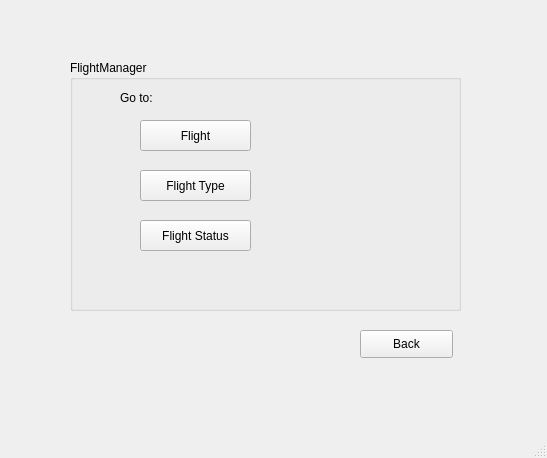
The window that FlightManager.ui (Muneeba-Badar/DB-Final-Project) describes before a commit, drawn with Qt 5.
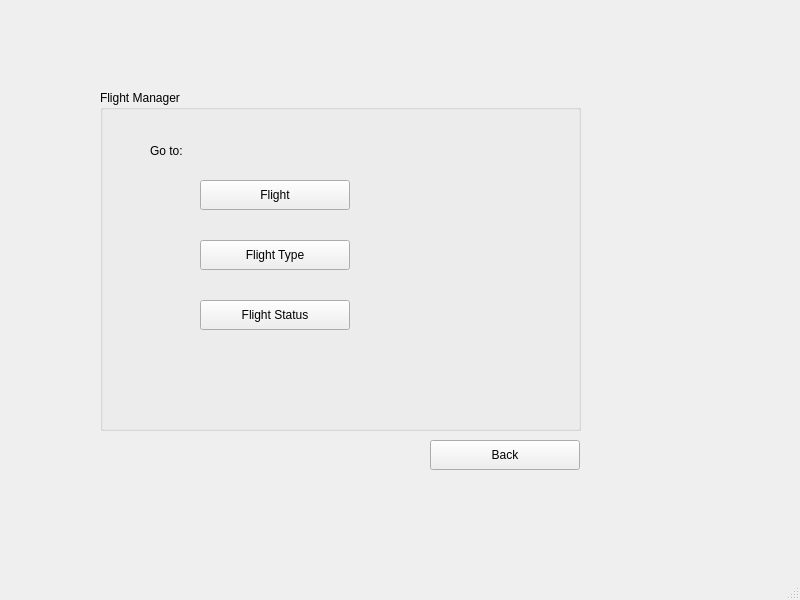
The same window after the commit.

What changed in the file:
```diff
--- a/FlightManager.ui
+++ b/FlightManager.ui
@@ -6,8 +6,8 @@
    <rect>
     <x>0</x>
     <y>0</y>
-    <width>547</width>
-    <height>458</height>
+    <width>800</width>
+    <height>600</height>
    </rect>
   </property>
   <property name="windowTitle">
@@ -17,10 +17,10 @@
    <widget class="QGroupBox" name="FlightManager_2">
     <property name="geometry">
      <rect>
-      <x>70</x>
-      <y>60</y>
-      <width>391</width>
-      <height>251</height>
+      <x>100</x>
+      <y>90</y>
+      <width>481</width>
+      <height>341</height>
      </rect>
     </property>
     <property name="font">
@@ -29,28 +29,15 @@
      </font>
     </property>
     <property name="title">
-     <string>FlightManager</string>
+     <string>Flight Manager</string>
     </property>
-    <widget class="QLabel" name="label">
-     <property name="geometry">
-      <rect>
-       <x>50</x>
-       <y>30</y>
-       <width>55</width>
-       <height>16</height>
-      </rect>
-     </property>
-     <property name="text">
-      <string>Go to:</string>
-     </property>
-    </widget>
     <widget class="QPushButton" name="FlightBtn">
      <property name="geometry">
       <rect>
-       <x>70</x>
-       <y>60</y>
-       <width>111</width>
-       <height>31</height>
+       <x>100</x>
+       <y>90</y>
+       <width>150</width>
+       <height>30</height>
       </rect>
      </property>
      <property name="text">
@@ -60,10 +47,10 @@
     <widget class="QPushButton" name="TypeBtn">
      <property name="geometry">
       <rect>
-       <x>70</x>
-       <y>110</y>
-       <width>111</width>
-       <height>31</height>
+       <x>100</x>
+       <y>150</y>
+       <width>150</width>
+       <height>30</height>
       </rect>
      </property>
      <property name="text">
@@ -73,31 +60,39 @@
     <widget class="QPushButton" name="StatusBtn">
      <property name="geometry">
       <rect>
-       <x>70</x>
-       <y>160</y>
-       <width>111</width>
-       <height>31</height>
+       <x>100</x>
+       <y>210</y>
+       <width>150</width>
+       <height>30</height>
       </rect>
      </property>
      <property name="text">
       <string>Flight Status</string>
      </property>
     </widget>
+    <widget class="QLabel" name="label">
+     <property name="geometry">
+      <rect>
+       <x>50</x>
+       <y>50</y>
+       <width>61</width>
+       <height>21</height>
+      </rect>
+     </property>
+     <property name="text">
+      <string>Go to:</string>
+     </property>
+    </widget>
    </widget>
    <widget class="QPushButton" name="FMBackBtn">
     <property name="geometry">
      <rect>
-      <x>360</x>
-      <y>330</y>
-      <width>93</width>
-      <height>28</height>
+      <x>430</x>
+      <y>440</y>
+      <width>150</width>
+      <height>30</height>
      </rect>
     </property>
-    <property name="font">
-     <font>
-      <pointsize>9</pointsize>
-     </font>
-    </property>
     <property name="text">
      <string>Back</string>
     </property>
```
Left out of the diff: 10 changed lines with no effect on the pictures.
